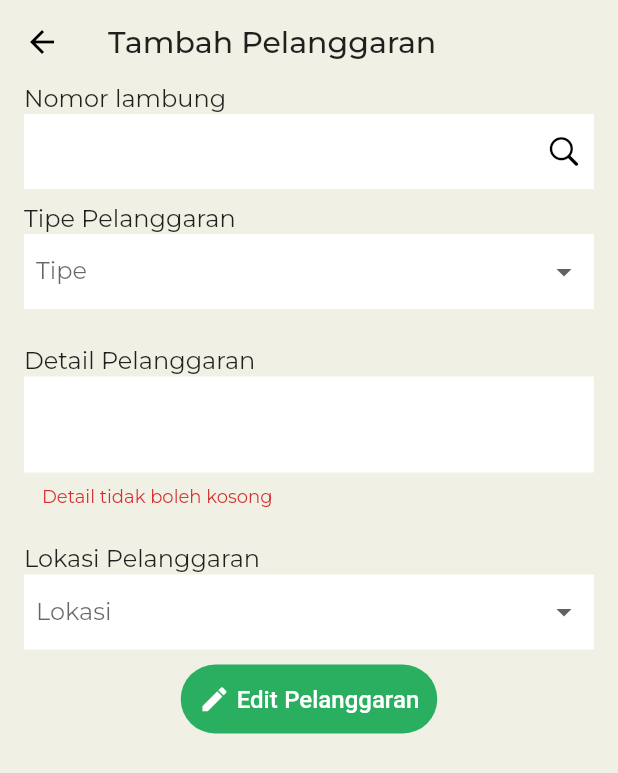
After one commit to muchlist/hsse, a Flutter app: the EditViolScreen screen opened by its route, after a tap on an icon or button, on a phone screen of 412 x 824 dp. The commit adds this screen. Shown: the top 773 px of the screen. Run offline on Flutter 3.47's test engine with Material 2 defaults, Android fonts, the phone set to English and light mode, and no system bars; our stand-ins replace another_flushbar, cached_network_image, dio, flutter_image_compress, google_fonts, image_picker and 2 more; accounts and stored records are empty; project files that could hold a hidden picture were left out.

Commit message:
edit pelanggaran

```diff
--- a/lib/api/json_models/requests/viol_edit_req.dart
+++ b/lib/api/json_models/requests/viol_edit_req.dart
@@ -7,9 +7,9 @@ class ViolEditRequest {
   ViolEditRequest({
     required this.filterTimestamp,
     required this.noIdentity,
-    required this.typeViolEditation,
-    required this.detailViolEditation,
-    required this.timeViolEditation,
+    required this.typeViolation,
+    required this.detailViolation,
+    required this.timeViolation,
     required this.location,
   });
 
@@ -17,12 +17,12 @@ class ViolEditRequest {
   final int filterTimestamp;
   @JsonKey(name: "no_identity")
   final String noIdentity;
-  @JsonKey(name: "type_viol_editation")
-  final String typeViolEditation;
-  @JsonKey(name: "detail_viol_editation")
-  final String detailViolEditation;
-  @JsonKey(name: "time_viol_editation")
-  final int timeViolEditation;
+  @JsonKey(name: "type_violation")
+  final String typeViolation;
+  @JsonKey(name: "detail_violation")
+  final String detailViolation;
+  @JsonKey(name: "time_violation")
+  final int timeViolation;
   final String location;
 
   factory ViolEditRequest.fromJson(Map<String, dynamic> json) =>
--- a/lib/router/routes.dart
+++ b/lib/router/routes.dart
@@ -5,6 +5,7 @@ import 'package:hsse/screen/rule/add_rule_screen.dart';
 import 'package:hsse/screen/rule/edit_rule_screen.dart';
 import 'package:hsse/screen/rule/rules_screen.dart';
 import 'package:hsse/screen/violation/add_viol_screen.dart';
+import 'package:hsse/screen/violation/edit_viol_screen.dart';
 import 'package:hsse/screen/violation/history_screen.dart';
 import 'package:hsse/screen/violation/viol_detail.dart';
 
@@ -13,6 +14,7 @@ class RouteGenerator {
   static const String login = '/login';
   static const String detail = '/detail';
   static const String addViol = '/add-viol';
+  static const String editViol = '/edit-viol';
   static const String history = '/history';
   static const String rules = '/rules';
   static const String addRules = '/add-rules';
@@ -32,6 +34,8 @@ class RouteGenerator {
         return MaterialPageRoute(builder: (_) => ViolDetailScreen());
       case addViol:
         return MaterialPageRoute(builder: (_) => AddViolScreen());
+      case editViol:
+        return MaterialPageRoute(builder: (_) => EditViolScreen());
       case rules:
         return MaterialPageRoute(builder: (_) => RulesScreen());
       case addRules:
--- /dev/null
+++ b/lib/screen/violation/edit_viol_screen.dart
@@ -0,0 +1,263 @@
+import 'package:flutter/cupertino.dart';
+import 'package:flutter/material.dart';
+import 'package:hsse/api/json_models/requests/viol_edit_req.dart';
+import 'package:hsse/config/options.dart';
+import 'package:hsse/router/routes.dart';
+import 'package:hsse/screen/components/custom_button.dart';
+import 'package:hsse/screen/components/flushbar.dart';
+import 'package:hsse/screen/components/text_form.dart';
+import 'package:hsse/screen/components/ui_helper.dart';
+import 'package:hsse/search/truck_search.dart';
+import 'package:hsse/utils/enum_state.dart';
+import 'package:provider/provider.dart';
+import 'package:hsse/providers/viol.dart';
+
+class EditViolScreen extends StatelessWidget {
+  @override
+  Widget build(BuildContext context) {
+    return Scaffold(
+      appBar: AppBar(
+        elevation: 0,
+        title: const Text("Tambah Pelanggaran"),
+      ),
+      body: EditViolBody(),
+    );
+  }
+}
+
+class EditViolBody extends StatefulWidget {
+  @override
+  _EditViolBodyState createState() => _EditViolBodyState();
+}
+
+class _EditViolBodyState extends State<EditViolBody> {
+  final _key = GlobalKey<FormState>();
+  late ViolProvider violProvider;
+
+  var _selectedNoIdentity = "";
+  String? _selectedLocation;
+  String? _selectedType;
+
+  final detailController = TextEditingController();
+
+  void _editViol(int timestamp) {
+    if (_key.currentState?.validate() ?? false) {
+      // validasi tambahan
+      var errorMessage = "";
+      if (_selectedNoIdentity.isEmpty) {
+        errorMessage = errorMessage + "Nomor lambung tidak boleh kosong. ";
+      }
+      if (_selectedLocation == null) {
+        errorMessage = errorMessage + "Lokasi tidak boleh kosong. ";
+      }
+      if (_selectedType == null) {
+        errorMessage = errorMessage + "Tipe tidak boleh kosong. ";
+      }
+      if (errorMessage.isNotEmpty) {
+        showToastWarning(context: context, message: errorMessage, onTop: true);
+        return;
+      }
+
+      // Payload
+      final payload = ViolEditRequest(
+          noIdentity: _selectedNoIdentity,
+          typeViolation: _selectedType!,
+          detailViolation: detailController.text,
+          timeViolation: 0,
+          location: _selectedLocation!,
+          filterTimestamp: timestamp);
+
+      // Call Provider
+      Future.delayed(
+          Duration.zero,
+          () => context.read<ViolProvider>().editViol(payload).then((value) {
+                if (value) {
+                  Navigator.of(context).pop();
+                }
+              }).onError((error, _) {
+                if (error != null) {
+                  showToastError(
+                      context: context, message: error.toString(), onTop: true);
+                }
+              }));
+    }
+  }
+
+  @override
+  void initState() {
+    violProvider = context.read<ViolProvider>();
+    final detail = violProvider.violDetail;
+
+    setState(() {
+      _selectedNoIdentity = detail.noIdentity;
+      _selectedLocation = detail.location;
+      _selectedType = detail.typeViolation;
+      detailController.text = detail.detailViolation;
+    });
+    super.initState();
+  }
+
+  @override
+  void dispose() {
+    detailController.dispose();
+
+    super.dispose();
+  }
+
+  @override
+  Widget build(BuildContext context) {
+    return SingleChildScrollView(
+      child: Padding(
+          padding: const EdgeInsets.symmetric(horizontal: 16),
+          // Consumer ------------------------------------------------------
+          child: Form(
+            key: _key,
+            child: Column(
+              crossAxisAlignment: CrossAxisAlignment.start,
+              children: [
+                // * Skor pelanggaran text ------------------------
+                const Text(
+                  "Nomor lambung",
+                  style: TextStyle(fontSize: 16),
+                ),
+                GestureDetector(
+                  onTap: () async {
+                    final searchResult = await showSearch<String?>(
+                      context: context,
+                      delegate: TruckSearchDelegate(),
+                    );
+                    if (searchResult != null && searchResult.isNotEmpty) {
+                      setState(() {
+                        _selectedNoIdentity = searchResult;
+                      });
+                    }
+                  },
+                  child: Container(
+                    height: 50,
+                    padding: EdgeInsets.symmetric(horizontal: 8),
+                    width: double.infinity,
+                    alignment: Alignment.centerLeft,
+                    decoration: BoxDecoration(color: Colors.white),
+                    child: Row(
+                        mainAxisAlignment: MainAxisAlignment.spaceBetween,
+                        children: [
+                          Text(
+                            _selectedNoIdentity,
+                          ),
+                          Icon(CupertinoIcons.search),
+                        ]),
+                  ),
+                ),
+                verticalSpaceSmall,
+
+                // * Tipe text ------------------------
+                const Text(
+                  "Tipe Pelanggaran",
+                  style: TextStyle(fontSize: 16),
+                ),
+
+                Container(
+                  padding: EdgeInsets.symmetric(horizontal: 8),
+                  height: 50,
+                  width: double.infinity,
+                  alignment: Alignment.centerLeft,
+                  decoration: BoxDecoration(color: Colors.white),
+                  child: DropdownButtonHideUnderline(
+                    child: DropdownButton<String>(
+                      isExpanded: true,
+                      hint: Text("Tipe"),
+                      value: (_selectedType != null) ? _selectedType : null,
+                      items: typeViolations.map((loc) {
+                        return DropdownMenuItem<String>(
+                          value: loc,
+                          child: Text(loc),
+                        );
+                      }).toList(),
+                      onChanged: (value) {
+                        setState(() {
+                          _selectedType = value;
+                          FocusScope.of(context).requestFocus(FocusNode());
+                        });
+                      },
+                    ),
+                  ),
+                ),
+
+                verticalSpaceMedium,
+
+                // * Detail text ------------------------
+                const Text(
+                  "Detail Pelanggaran",
+                  style: TextStyle(fontSize: 16),
+                ),
+
+                CustomTextForm(
+                  controller: detailController,
+                  minLines: 2,
+                  maxLines: 4,
+                  validator: (text) {
+                    if (text == null || text.isEmpty) {
+                      return "Detail tidak boleh kosong";
+                    }
+                    return null;
+                  },
+                ),
+
+                verticalSpaceMedium,
+
+                // * Tipe text ------------------------
+                const Text(
+                  "Lokasi Pelanggaran",
+                  style: TextStyle(fontSize: 16),
+                ),
+
+                Container(
+                  padding: EdgeInsets.symmetric(horizontal: 8),
+                  height: 50,
+                  width: double.infinity,
+                  alignment: Alignment.centerLeft,
+                  decoration: BoxDecoration(color: Colors.white),
+                  child: DropdownButtonHideUnderline(
+                    child: DropdownButton<String>(
+                      isExpanded: true,
+                      hint: Text("Lokasi"),
+                      value: (_selectedLocation != null)
+                          ? _selectedLocation
+                          : null,
+                      items: locationViolations.map((loc) {
+                        return DropdownMenuItem<String>(
+                          value: loc,
+                          child: Text(loc),
+                        );
+                      }).toList(),
+                      onChanged: (value) {
+                        setState(() {
+                          _selectedLocation = value;
+                          FocusScope.of(context).requestFocus(FocusNode());
+                        });
+                      },
+                    ),
+                  ),
+                ),
+
+                verticalSpaceSmall,
+
+                Consumer<ViolProvider>(builder: (_, data, __) {
+                  return (data.state == ViewState.busy)
+                      ? Center(child: const CircularProgressIndicator())
+                      : Center(
+                          child: HomeLikeButton(
+                              iconData: Icons.edit,
+                              text: "Edit Pelanggaran",
+                              tapTap: () =>
+                                  _editViol(data.violDetail.updatedAt)),
+                        );
+                }),
+
+                verticalSpaceMedium,
+              ],
+            ),
+          )),
+    );
+  }
+}
--- a/lib/screen/violation/viol_detail.dart
+++ b/lib/screen/violation/viol_detail.dart
@@ -4,6 +4,7 @@ import 'package:flutter/material.dart';
 import 'package:hsse/api/json_models/responses/viol_resp.dart';
 import 'package:hsse/config/config.dart';
 import 'package:hsse/providers/viol.dart';
+import 'package:hsse/router/routes.dart';
 import 'package:hsse/screen/components/cached_image.dart';
 import 'package:hsse/screen/components/confirm_dialog.dart';
 import 'package:hsse/screen/components/custom_button.dart';
@@ -204,7 +205,8 @@ class _ViolDetailScreenBodyState extends State<ViolDetailScreenBody> {
                                   text: "Edit ",
                                   color: Colors.deepOrange.shade300,
                                   tapTap: () {
-                                    // Navigator
+                                    Navigator.pushNamed(
+                                        context, RouteGenerator.editViol);
                                   }),
                             ),
                           SizedBox(height: 150)
```
Also changed, not shown: lib/api/json_models/requests/viol_edit_req.g.dart.
